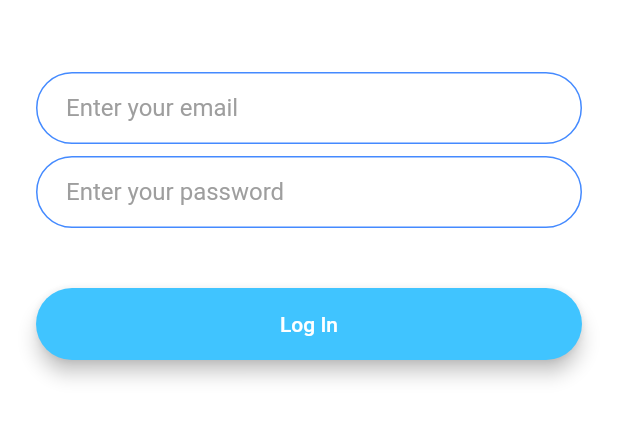
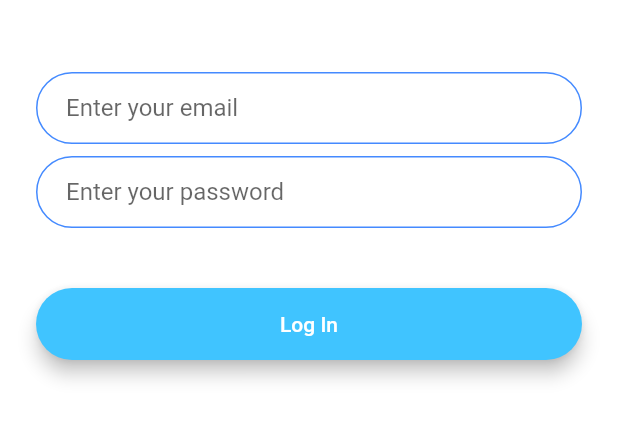
Before and after one commit to BashirYesufu/Flash-Chat, a Flutter app: the screen it shows after launch, after a tap on "Log In", on a phone screen of 412 x 824 dp, the part 576-1018 px from its top. Run offline on Flutter 3.47's test engine with Material 2 defaults, Android fonts, the phone set to English and light mode, and no system bars; our stand-ins replace animated_text_kit.

```diff
--- a/flash_chat_app/lib/components/padded_color_button.dart
+++ b/flash_chat_app/lib/components/padded_color_button.dart
@@ -26,6 +26,9 @@ class PaddedColorButton extends StatelessWidget {
           height: 42.0,
           child: Text(
             textChild,
+            style: TextStyle(
+              color: Colors.white,
+            ),
           ),
         ),
       ),
--- a/flash_chat_app/lib/constants.dart
+++ b/flash_chat_app/lib/constants.dart
@@ -23,9 +23,6 @@ const String kHeroLogoTag = 'logo';
 const String kLogoImage = 'images/logo.png';
 
 const kTextFieldDecoration = InputDecoration(
-  hintStyle: TextStyle(
-      color: Colors.grey
-  ),
   contentPadding:
   EdgeInsets.symmetric(vertical: 10.0, horizontal: 20.0),
   border: OutlineInputBorder(
--- a/flash_chat_app/lib/main.dart
+++ b/flash_chat_app/lib/main.dart
@@ -12,11 +12,6 @@ class FlashChat extends StatelessWidget {
   @override
   Widget build(BuildContext context) {
     return MaterialApp(
-      theme: ThemeData.dark().copyWith(
-        textTheme: TextTheme(
-          bodyText1: TextStyle(color: Colors.black54),
-        ),
-      ),
       initialRoute: WelcomeScreen.id,
       routes: {
         WelcomeScreen.id: (context) => WelcomeScreen(),
--- a/flash_chat_app/lib/screens/welcome_screen.dart
+++ b/flash_chat_app/lib/screens/welcome_screen.dart
@@ -27,14 +27,10 @@ class _WelcomeScreenState extends State<WelcomeScreen> with SingleTickerProvider
       vsync: this,
       duration: Duration(seconds: 1),
     );
-
     animation = ColorTween(begin: Colors.white, end: Colors.blueGrey ).animate(controller!);
-
     controller!.reverse(from: 1.0);
-
     controller!.addListener(() {
       setState(() {});
-      print(animation!.value);
     });
   }
 
```
Also changed, not shown: 1 other file.
